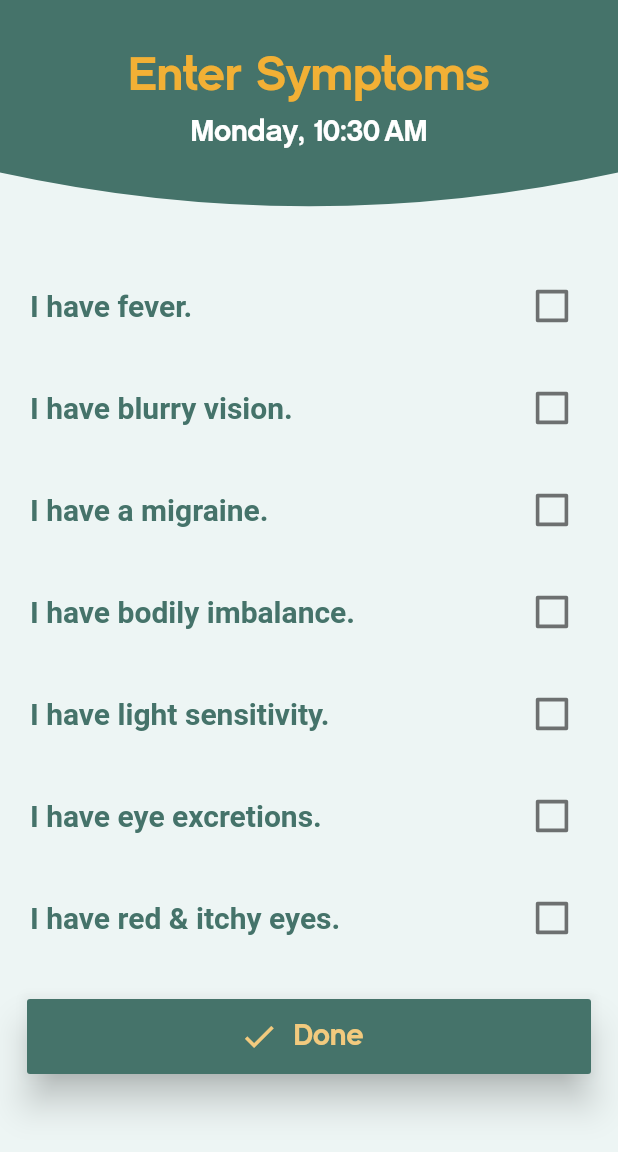
After one commit to ihassanjavaid/Eye-Diagnostic-System, a Flutter app: the SymptomScreen screen opened by its route, on a phone screen of 412 x 824 dp. The commit adds this screen. Shown: the top 1152 px of the screen. Run offline on Flutter 3.47's test engine with Material 2 defaults, Android fonts, the phone set to English and light mode, and no system bars; our stand-ins replace animated_text_kit, auto_size_text, avatar_glow, bubble, cached_network_image, camera and 31 more; missing offline and left inert: flare_splash_screen, flutter_dialogflow, flutter_share; accounts and stored records are empty; network calls fail; project files that could hold a hidden picture were left out.

Commit message:
final Alhamdullilah

```diff
--- a/lib/default_route.dart
+++ b/lib/default_route.dart
@@ -32,6 +32,8 @@ import 'package:flutter/cupertino.dart';
 import 'package:flutter/widgets.dart';
 import 'screens/diagnosis_screens/camera_screen.dart';
 import 'screens/profile_screen.dart';
+import 'package:eye_diagnostic_system/screens/history_screen.dart';
+import 'screens/sympyom_screen.dart';
 
 class DefaultEyeSeeRoute{
 
@@ -83,6 +85,8 @@ class DefaultEyeSeeRoute{
     MyopiaTestScreen.id:(context) => MyopiaTestScreen(),
     VisionResultScreen.id : (context) => VisionResultScreen(),
     ProfileScreen.id: (context) => ProfileScreen(),
+    HistoryScreen.id: (context) => HistoryScreen(),
+    SymptomScreen.id: (context) => SymptomScreen()
     };
 
   static Map<String, WidgetBuilder> get DEFAULT_ROUTE => _defaultRoute;
--- a/lib/models/diagnosis_models/infection_result.dart
+++ b/lib/models/diagnosis_models/infection_result.dart
@@ -8,7 +8,7 @@ class InfectionResult {
   InfectionResult.fromJson(Map<String, dynamic> json) {
     isEye = json['is_eye'];
     result = json['result'];
-    percentage = json['percentage'];
+    percentage = json['percentage'].toString();
   }
 
   Map<String, dynamic> toJson() {
--- a/lib/screens/diagnosis_screens/diagnosis_loading_screen.dart
+++ b/lib/screens/diagnosis_screens/diagnosis_loading_screen.dart
@@ -2,6 +2,7 @@ import 'dart:io';
 
 import 'package:eye_diagnostic_system/models/diagnosis_models/disease_result.dart';
 import 'package:eye_diagnostic_system/models/diagnosis_models/fundus_result.dart';
+import 'package:eye_diagnostic_system/models/diagnosis_models/infection_result.dart';
 import 'package:eye_diagnostic_system/screens/diagnosis_screens/reporting_screen.dart';
 import 'package:eye_diagnostic_system/models/diagnosis_models/disorder_result.dart';
 import 'package:eye_diagnostic_system/services/server_service.dart';
@@ -75,7 +76,7 @@ class _DiagnosisLoadingScreenState extends State<DiagnosisLoadingScreen> {
   }
 
   Future<void> _diagnoseInfection() async {
-    DiseaseResult result = await _server.diagnoseInfection(widget.image);
+    InfectionResult result = await _server.diagnoseInfection(widget.image);
 
     if (result.isEye == 'false'){
       debugPrint('not eye!');
--- /dev/null
+++ b/lib/screens/sympyom_screen.dart
@@ -0,0 +1,327 @@
+import 'package:eye_diagnostic_system/components/header_clipper_component.dart';
+import 'package:eye_diagnostic_system/utilities/constants.dart';
+import 'package:flutter/material.dart';
+import 'package:font_awesome_flutter/font_awesome_flutter.dart';
+import 'package:intl/intl.dart';
+
+class SymptomScreen extends StatefulWidget {
+  static const String id = 'symptom_screen';
+
+  const SymptomScreen({Key key}) : super(key: key);
+
+  @override
+  _SymptomScreenState createState() => _SymptomScreenState();
+}
+
+class _SymptomScreenState extends State<SymptomScreen> {
+  bool _checkOne = false;
+  bool _checkTwo = false;
+  bool _checkThree = false;
+  bool _checkFour = false;
+  bool _checkFive = false;
+  bool _checkSix = false;
+  bool _checkSeven = false;
+
+  @override
+  Widget build(BuildContext context) {
+    Size size = MediaQuery.of(context).size;
+    return Scaffold(
+      body: Container(
+        color: kScaffoldBackgroundColor,
+        child: Column(
+          children: <Widget>[
+            ClipPath(
+              clipper: HeaderCustomClipper(),
+              child: Container(
+                width: double.infinity,
+                height: 160,
+                color: kTealColor,
+                child: Column(
+                  children: [
+                    Padding(
+                      padding: const EdgeInsets.only(top: 35.0, bottom: 10.0),
+                      child: RichText(
+                        text: TextSpan(children: [
+                          TextSpan(
+                            text: 'Enter\t',
+                            style: kDashboardTitleTextStyle.copyWith(
+                                color: kAmberColor),
+                          ),
+                          TextSpan(
+                            text: 'Symptoms',
+                            style: kDashboardTitleTextStyle.copyWith(
+                                color: kAmberColor),
+                          ),
+                        ]),
+                      ),
+                    ),
+                    Container(
+                      padding: EdgeInsets.only(bottom: 10),
+                      child: Text(
+                          "${DateFormat('EEEE').format(DateTime.now())}, ${DateFormat('jm').format(DateTime.now())}",
+                          style: kDashboardTitleTextStyle.copyWith(
+                              fontSize: 20.0)),
+                    ),
+                  ],
+                ),
+              ),
+            ),
+            Flexible(
+              child: Container(
+                height: MediaQuery.of(context).size.height * 0.75,
+                width: double.infinity,
+                child: Column(
+                  children: [
+                    //One
+                    SizedBox(
+                      height: 20,
+                    ),
+                    Padding(
+                      padding: const EdgeInsets.symmetric(horizontal: 20.0),
+                      child: Row(
+                        mainAxisAlignment: MainAxisAlignment.spaceBetween,
+                        children: [
+                          Text(
+                            'I have fever.',
+                            style: kReminderMainTextStyle,
+                          ),
+                          Transform.scale(
+                            scale: 1.2,
+                            child: Checkbox(
+                              value: _checkOne,
+                              checkColor: kAmberColor,
+                              activeColor: kTealColor,
+                              onChanged: (value) {
+                                setState(() {
+                                  _checkOne = !_checkOne;
+                                });
+                              },
+                            ),
+                          ),
+                        ],
+                      ),
+                    ),
+                    // Two
+                    SizedBox(
+                      height: 20,
+                    ),
+                    Padding(
+                      padding: const EdgeInsets.symmetric(horizontal: 20.0),
+                      child: Row(
+                        mainAxisAlignment: MainAxisAlignment.spaceBetween,
+                        children: [
+                          Text(
+                            'I have blurry vision.',
+                            style: kReminderMainTextStyle,
+                          ),
+                          Transform.scale(
+                            scale: 1.2,
+                            child: Checkbox(
+                              value: _checkTwo,
+                              checkColor: kAmberColor,
+                              activeColor: kTealColor,
+                              onChanged: (value) {
+                                setState(() {
+                                  _checkTwo = !_checkTwo;
+                                });
+                              },
+                            ),
+                          ),
+                        ],
+                      ),
+                    ),
+                    // Three
+                    SizedBox(
+                      height: 20,
+                    ),
+                    Padding(
+                      padding: const EdgeInsets.symmetric(horizontal: 20.0),
+                      child: Row(
+                        mainAxisAlignment: MainAxisAlignment.spaceBetween,
+                        children: [
+                          Text(
+                            'I have a migraine.',
+                            style: kReminderMainTextStyle,
+                          ),
+                          Transform.scale(
+                            scale: 1.2,
+                            child: Checkbox(
+                              value: _checkThree,
+                              checkColor: kAmberColor,
+                              activeColor: kTealColor,
+                              onChanged: (value) {
+                                setState(() {
+                                  _checkThree = !_checkThree;
+                                });
+                              },
+                            ),
+                          ),
+                        ],
+                      ),
+                    ),
+                    // Four
+                    SizedBox(
+                      height: 20,
+                    ),
+                    Padding(
+                      padding: const EdgeInsets.symmetric(horizontal: 20.0),
+                      child: Row(
+                        mainAxisAlignment: MainAxisAlignment.spaceBetween,
+                        children: [
+                          Text(
+                            'I have bodily imbalance.',
+                            style: kReminderMainTextStyle,
+                          ),
+                          Transform.scale(
+                            scale: 1.2,
+                            child: Checkbox(
+                              value: _checkFour,
+                              checkColor: kAmberColor,
+                              activeColor: kTealColor,
+                              onChanged: (value) {
+                                setState(() {
+                                  _checkFour = !_checkFour;
+                                });
+                              },
+                            ),
+                          ),
+                        ],
+                      ),
+                    ),
+                    // Five
+                    SizedBox(
+                      height: 20,
+                    ),
+                    Padding(
+                      padding: const EdgeInsets.symmetric(horizontal: 20.0),
+                      child: Row(
+                        mainAxisAlignment: MainAxisAlignment.spaceBetween,
+                        children: [
+                          Text(
+                            'I have light sensitivity.',
+                            style: kReminderMainTextStyle,
+                          ),
+                          Transform.scale(
+                            scale: 1.2,
+                            child: Checkbox(
+                              value: _checkFive,
+                              checkColor: kAmberColor,
+                              activeColor: kTealColor,
+                              onChanged: (value) {
+                                setState(() {
+                                  _checkFive = !_checkFive;
+                                });
+                              },
+                            ),
+                          ),
+                        ],
+                      ),
+                    ),
+                    // Six
+                    SizedBox(
+                      height: 20,
+                    ),
+                    Padding(
+                      padding: const EdgeInsets.symmetric(horizontal: 20.0),
+                      child: Row(
+                        mainAxisAlignment: MainAxisAlignment.spaceBetween,
+                        children: [
+                          Text(
+                            'I have eye excretions.',
+                            style: kReminderMainTextStyle,
+                          ),
+                          Transform.scale(
+                            scale: 1.2,
+                            child: Checkbox(
+                              value: _checkSix,
+                              checkColor: kAmberColor,
+                              activeColor: kTealColor,
+                              onChanged: (value) {
+                                setState(() {
+                                  _checkSix = !_checkSix;
+                                });
+                              },
+                            ),
+                          ),
+                        ],
+                      ),
+                    ),
+                    // Seven
+                    SizedBox(
+                      height: 20,
+                    ),
+                    Padding(
+                      padding: const EdgeInsets.symmetric(horizontal: 20.0),
+                      child: Row(
+                        mainAxisAlignment: MainAxisAlignment.spaceBetween,
+                        children: [
+                          Text(
+                            'I have red & itchy eyes.',
+                            style: kReminderMainTextStyle,
+                          ),
+                          Transform.scale(
+                            scale: 1.2,
+                            child: Checkbox(
+                              value: _checkSeven,
+                              checkColor: kAmberColor,
+                              activeColor: kTealColor,
+                              onChanged: (value) {
+                                setState(() {
+                                  _checkSeven = !_checkSeven;
+                                });
+                              },
+                            ),
+                          ),
+                        ],
+                      ),
+                    ),
+                    SizedBox(
+                      height: 20,
+                    ),
+                    Padding(
+                      padding: const EdgeInsets.only(top: 10.0, right: 18.0, left: 18.0),
+                      child: ButtonTheme(
+                        minWidth: double.maxFinite,
+                        height: 50,
+                        child: RaisedButton(
+                          onPressed: (){
+                            Navigator.pop(context);
+                          },
+                          color: kTealColor,
+                          focusColor: kAmberColor,
+                          autofocus: true,
+                          elevation: 10,
+                          child: Row(
+                            mainAxisAlignment: MainAxisAlignment.center,
+                            children: <Widget>[
+                              Icon(
+                                Icons.check,
+                                size: 26,
+                                color: kLightAmberColor,
+                              ),
+                              Padding(
+                                padding: const EdgeInsets.all(10.0),
+                                child: Text(
+                                  'Done',
+                                  style: kDashboardButtonLabelStyle.copyWith(
+                                      fontSize: 20,
+                                      fontWeight: FontWeight.w100,
+                                      color: kLightAmberColor
+                                  ),
+                                ),
+                              ),
+                            ],
+                          ),
+                        ),
+                      ),
+                    ),
+                  ],
+                )
+              ),
+            ),
+          ],
+        ),
+      ),
+    );
+  }
+}
--- a/pubspec.yaml
+++ b/pubspec.yaml
@@ -67,6 +67,7 @@ dependencies:
   flutter_switch: ^0.3.0
   local_auth: 0.6.3+4
   get_it: ^6.0.0
+  flutter_share: ^2.0.0
 
 dev_dependencies:
   flutter_test:
```
Also changed, not shown: lib/screens/diagnosis_screens/reporting_screen.dart (+34 -8 lines), lib/screens/history_screen.dart (added, +146 -0 lines), lib/screens/profile_screen.dart (+54 -0 lines), lib/services/firestore_history_service.dart (added, +51 -0 lines), 2 other files.
